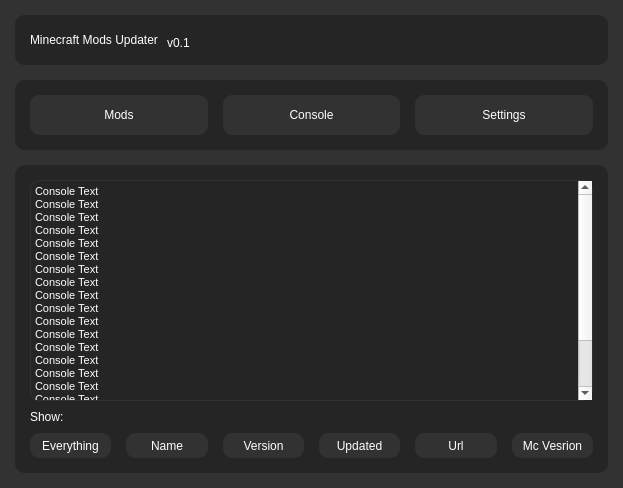
Old version of the form main.ui in the repository TimNekk/mc-mod-updater.
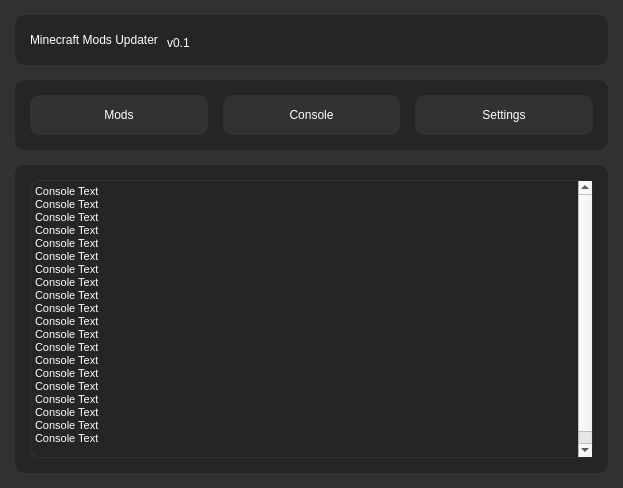
New version of the form. The open tabs and pages were chosen to show the change.

Commit message: Console buttons was removed

The edit to the form file:
```diff
--- a/main.ui
+++ b/main.ui
@@ -1284,118 +1284,6 @@
              </property>
             </widget>
            </item>
-           <item>
-            <widget class="QLabel" name="label">
-             <property name="text">
-              <string>Show:</string>
-             </property>
-            </widget>
-           </item>
-           <item>
-            <widget class="QWidget" name="console_buttons_widget" native="true">
-             <property name="minimumSize">
-              <size>
-               <width>0</width>
-               <height>25</height>
-              </size>
-             </property>
-             <layout class="QHBoxLayout" name="horizontalLayout_3">
-              <property name="spacing">
-               <number>15</number>
-              </property>
-              <property name="leftMargin">
-               <number>0</number>
-              </property>
-              <property name="topMargin">
-               <number>0</number>
-              </property>
-              <property name="rightMargin">
-               <number>0</number>
-              </property>
-              <property name="bottomMargin">
-               <number>0</number>
-              </property>
-              <item>
-               <widget class="QPushButton" name="console_button_2">
-                <property name="sizePolicy">
-                 <sizepolicy hsizetype="Preferred" vsizetype="Preferred">
-                  <horstretch>0</horstretch>
-                  <verstretch>0</verstretch>
-                 </sizepolicy>
-                </property>
-                <property name="text">
-                 <string>Everything</string>
-                </property>
-               </widget>
-              </item>
-              <item>
-               <widget class="QPushButton" name="console_button_1">
-                <property name="sizePolicy">
-                 <sizepolicy hsizetype="Preferred" vsizetype="Preferred">
-                  <horstretch>0</horstretch>
-                  <verstretch>0</verstretch>
-                 </sizepolicy>
-                </property>
-                <property name="text">
-                 <string>Name</string>
-                </property>
-               </widget>
-              </item>
-              <item>
-               <widget class="QPushButton" name="console_button_6">
-                <property name="sizePolicy">
-                 <sizepolicy hsizetype="Preferred" vsizetype="Preferred">
-                  <horstretch>0</horstretch>
-                  <verstretch>0</verstretch>
-                 </sizepolicy>
-                </property>
-                <property name="text">
-                 <string>Version</string>
-                </property>
-               </widget>
-              </item>
-              <item>
-               <widget class="QPushButton" name="console_button_5">
-                <property name="sizePolicy">
-                 <sizepolicy hsizetype="Preferred" vsizetype="Preferred">
-                  <horstretch>0</horstretch>
-                  <verstretch>0</verstretch>
-                 </sizepolicy>
-                </property>
-                <property name="text">
-                 <string>Updated</string>
-                </property>
-               </widget>
-              </item>
-              <item>
-               <widget class="QPushButton" name="console_button_4">
-                <property name="sizePolicy">
-                 <sizepolicy hsizetype="Preferred" vsizetype="Preferred">
-                  <horstretch>0</horstretch>
-                  <verstretch>0</verstretch>
-                 </sizepolicy>
-                </property>
-                <property name="text">
-                 <string>Url</string>
-                </property>
-               </widget>
-              </item>
-              <item>
-               <widget class="QPushButton" name="console_button_3">
-                <property name="sizePolicy">
-                 <sizepolicy hsizetype="Preferred" vsizetype="Preferred">
-                  <horstretch>0</horstretch>
-                  <verstretch>0</verstretch>
-                 </sizepolicy>
-                </property>
-                <property name="text">
-                 <string>Mc Vesrion</string>
-                </property>
-               </widget>
-              </item>
-             </layout>
-            </widget>
-           </item>
           </layout>
          </widget>
         </item>
```
Left out of the diff: 2 changed lines with no effect on the pictures. The commit also changes 1 other file.
